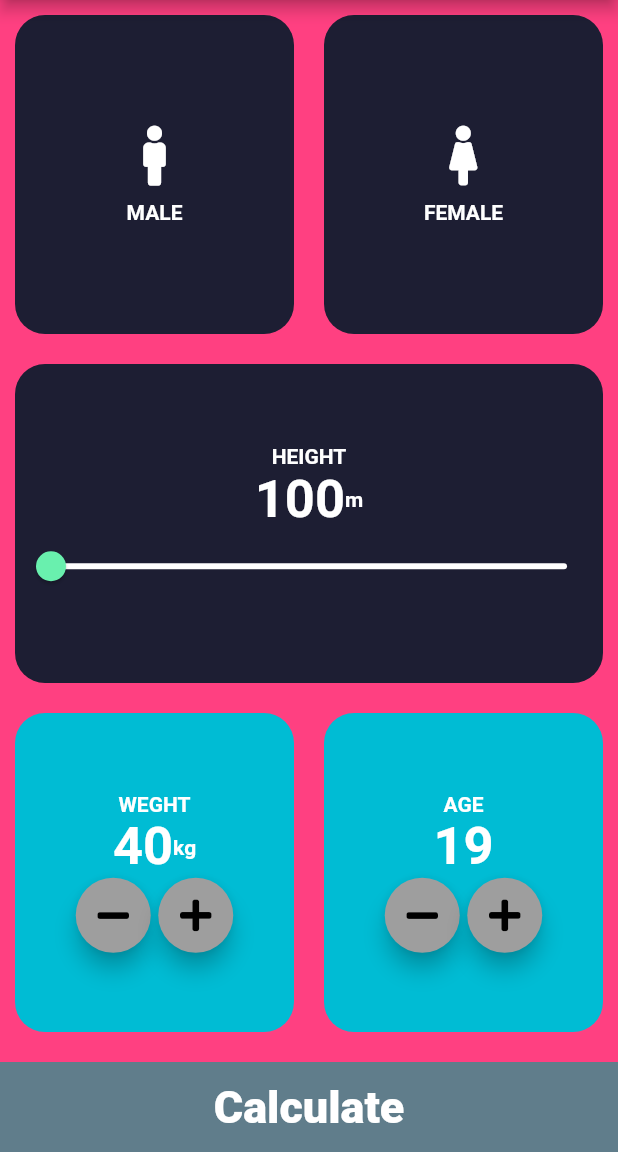
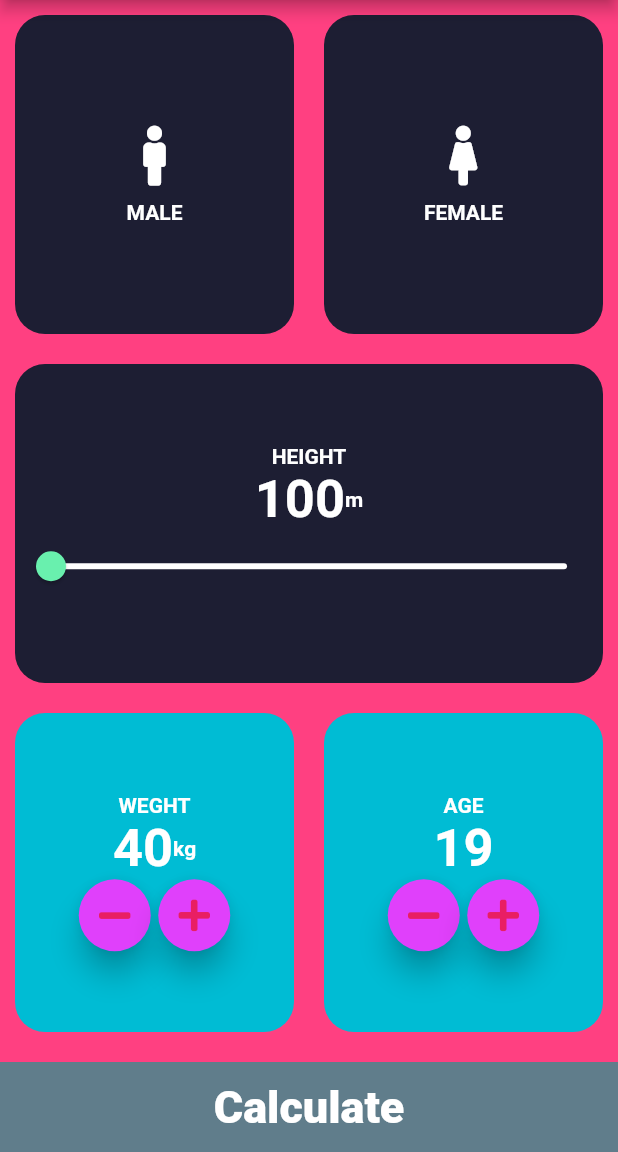
Before and after one commit to nayabnaveed046/BMI_Update, a Flutter app: the screen it shows after launch, on a phone screen of 412 x 824 dp, the part 84-1236 px from its top. Run offline on Flutter 3.47's test engine with Material 2 defaults, Android fonts, the phone set to English and light mode, and no system bars; our stand-ins replace flutter_spinkit, font_awesome_flutter.

Commit message:
Action button in flutter lecture 67 part 13

```diff
--- a/lib/Input_page.dart
+++ b/lib/Input_page.dart
@@ -251,13 +251,13 @@ class RoundIcon extends StatelessWidget {
     return RawMaterialButton(
       child: Icon(
         icondata,
-        color: Colors.black,
+        color: Colors.pink,
       ),
       onPressed: onPress,
-      elevation: 6,
-      constraints: BoxConstraints.tightFor(height: 50.0, width: 50.0),
+      elevation: 8,
+      constraints: BoxConstraints.tightFor(height: 48.0, width: 48.0),
       shape: CircleBorder(),
-      fillColor: Colors.grey,
+      fillColor: Colors.purpleAccent,
     );
   }
 }
```
